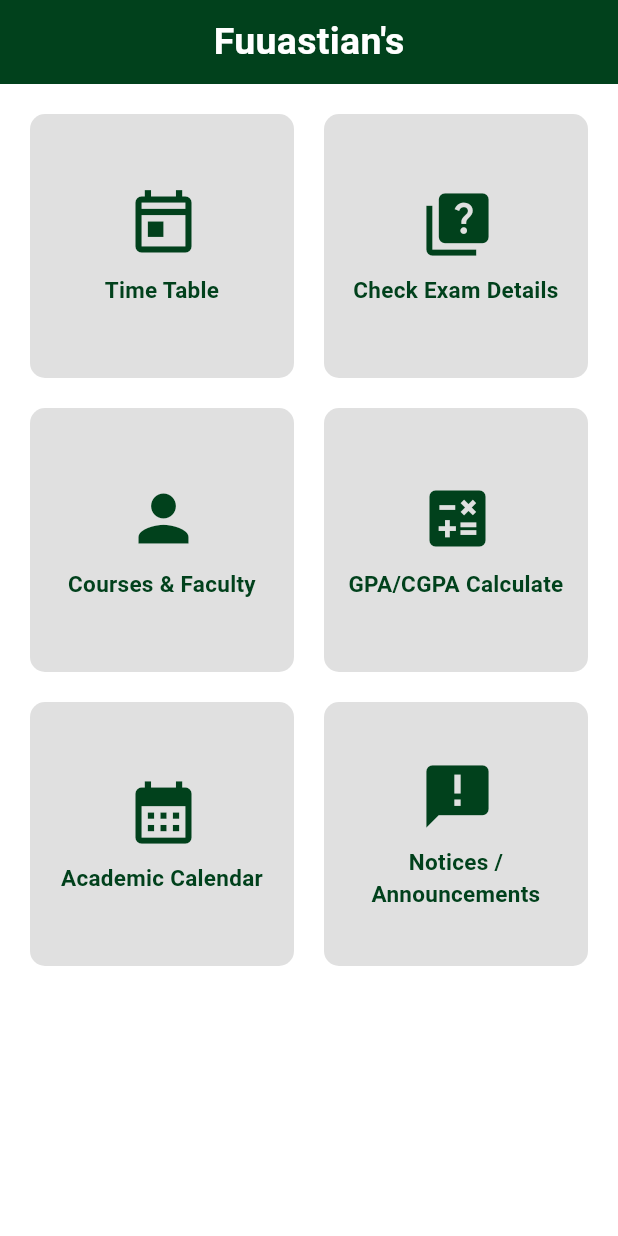
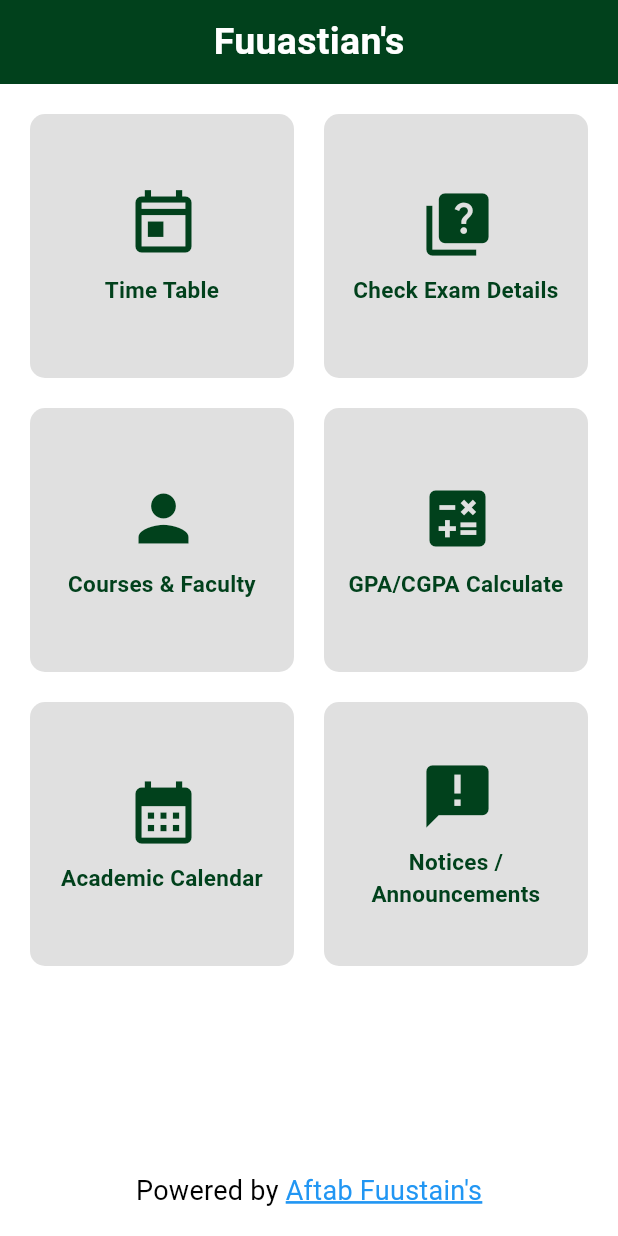
Before and after one commit to IAftabRehman/FUUAST-Connect, a Flutter app: the screen it shows after launch, on a phone screen of 412 x 824 dp. Run offline on Flutter 3.47's test engine with Material 3 defaults, Android fonts, the light colour scheme and no system bars; our stand-ins replace flutter_animate, flutter_bounce; Roboto replaces fonts that are missing (Poppins).

Commit message:
Working on Exam Screen

```diff
--- a/lib/Configuration/AppRoutes.dart
+++ b/lib/Configuration/AppRoutes.dart
@@ -1,7 +1,9 @@
 import 'package:flutter/cupertino.dart';
 import 'package:fuuast_connect/Views/Presentation/CourseOrFacuiltyScreen.dart';
 import 'package:fuuast_connect/Views/Presentation/HomeScreen.dart';
+import 'package:fuuast_connect/Views/Presentation/MyProfileScreen.dart';
 import 'package:fuuast_connect/Views/Presentation/TimeTableScreen.dart';
+import '../Views/Presentation/CheckExamScreen.dart';
 import '../Views/Presentation/SplashScreen.dart';
 
 class AppRoutes {
@@ -9,11 +11,15 @@ class AppRoutes {
   static const String home = '/home';
   static const String timeTable = '/timeTable';
   static const String courseOrFaculty = '/courseOrFaculty';
+  static const String checkExam = '/checkExam';
+  static const String profile = '/profile';
 
   static Map<String, WidgetBuilder> routes = {
     splash: (context) => SplashScreen(),
     home: (context) => HomeScreen(),
     timeTable: (context) => TimeTableScreen(),
     courseOrFaculty: (context) => CourseOrFacultyScreen(),
+    checkExam: (context) => CheckExamScreen(),
+    profile: (context) => MyProfileScreen(),
   };
 }
--- a/lib/Views/Presentation/CourseOrFacuiltyScreen.dart
+++ b/lib/Views/Presentation/CourseOrFacuiltyScreen.dart
@@ -53,7 +53,9 @@ class _CourseOrFacultyScreenState extends State<CourseOrFacultyScreen> {
   }
 
   void _onTextChanged(String value) {
-    List<String> listToSearch = _selectInput == "Course" ? _courses : _teachers;
+    List<String> listToSearch =
+    _selectInput == "Input Course Name" ? _courses : _teachers;
+
     setState(() {
       if (value.isEmpty) {
         _searchResults = [];
--- a/lib/Views/Presentation/HomeScreen.dart
+++ b/lib/Views/Presentation/HomeScreen.dart
@@ -28,6 +28,9 @@ class _HomeScreenState extends State<HomeScreen> {
       ),
       body: Padding(
         padding: const EdgeInsets.all(10),
+        child: Column(
+          children: [
+            Expanded(
               child: GridView.count(
                 crossAxisCount: 2,
                 crossAxisSpacing: 20,
@@ -37,25 +40,47 @@ class _HomeScreenState extends State<HomeScreen> {
                   features(context, "Time Table", Icons.today_outlined, () {
                     Navigator.pushNamed(context, AppRoutes.timeTable);
                   }),
-                features(context, "Check Exam Details", Icons.quiz, () {}),
+                  features(context, "Check Exam Details", Icons.quiz, () {
+                    Navigator.pushNamed(context, AppRoutes.checkExam);
+                  }),
                   features(context, "Courses & Faculty", Icons.person, () {
                     Navigator.pushNamed(context, AppRoutes.courseOrFaculty);
                   }),
-                features(context, "GPA/CGPA Calculate", Icons.calculate, () {}),
-                features(context, "Academic Calendar", Icons.calendar_month, () {}),
-                features(context, "Notices / Announcements", Icons.announcement, () {}),
+                  features(
+                      context, "GPA/CGPA Calculate", Icons.calculate, () {}),
+                  features(context, "Academic Calendar",
+                      Icons.calendar_month, () {}),
+                  features(context, "Notices / Announcements",
+                      Icons.announcement, () {}),
                 ],
-            )
-          )
+              ),
+            ),
+          ],
+        ),
+      ),
+
+      bottomNavigationBar: MyContainer(
+        height: 60,
+        child: Row(
+          mainAxisAlignment: MainAxisAlignment.center,
+          children: [
+            MyText(text: "Powered by ", size: 18,),
+            MyText(text: "Aftab Fuustain's",
+              size: 18,
+              decoration: TextDecoration.underline,
+              color: Colors.blue,
+              onTap: () => Navigator.pushNamed(context, AppRoutes.profile),)
+          ],
+        ),
+      ),
+
     );
   }
 
-  MyContainer features(
-    BuildContext context,
+  MyContainer features(BuildContext context,
       String name,
       IconData icon,
-    GestureTapCallback onTap,
-  ) {
+      GestureTapCallback onTap,) {
     return MyContainer(
       onTap: onTap,
       color: Colors.black12,
```
Also changed, not shown: lib/Views/Presentation/CheckExamScreen.dart (added, +100 -0 lines), lib/Views/Presentation/MyProfileScreen.dart (added, +33 -0 lines). Lines whose indentation alone changed are shown as unchanged.
